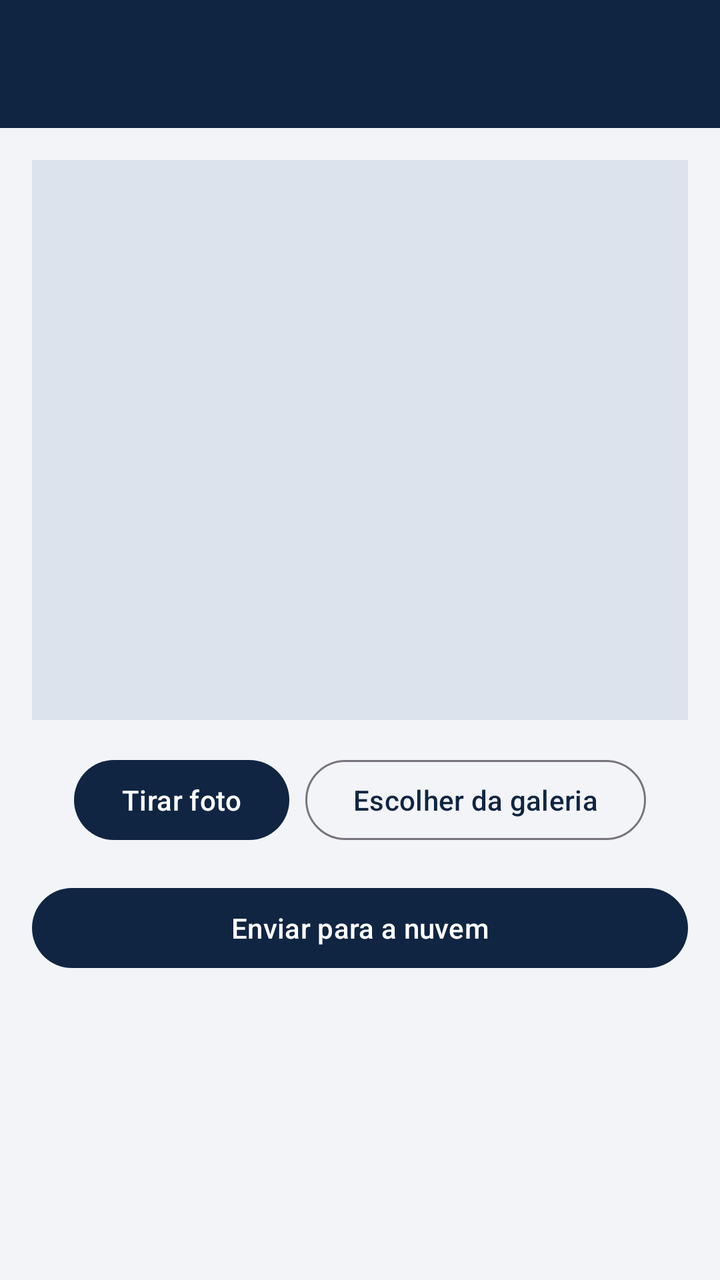
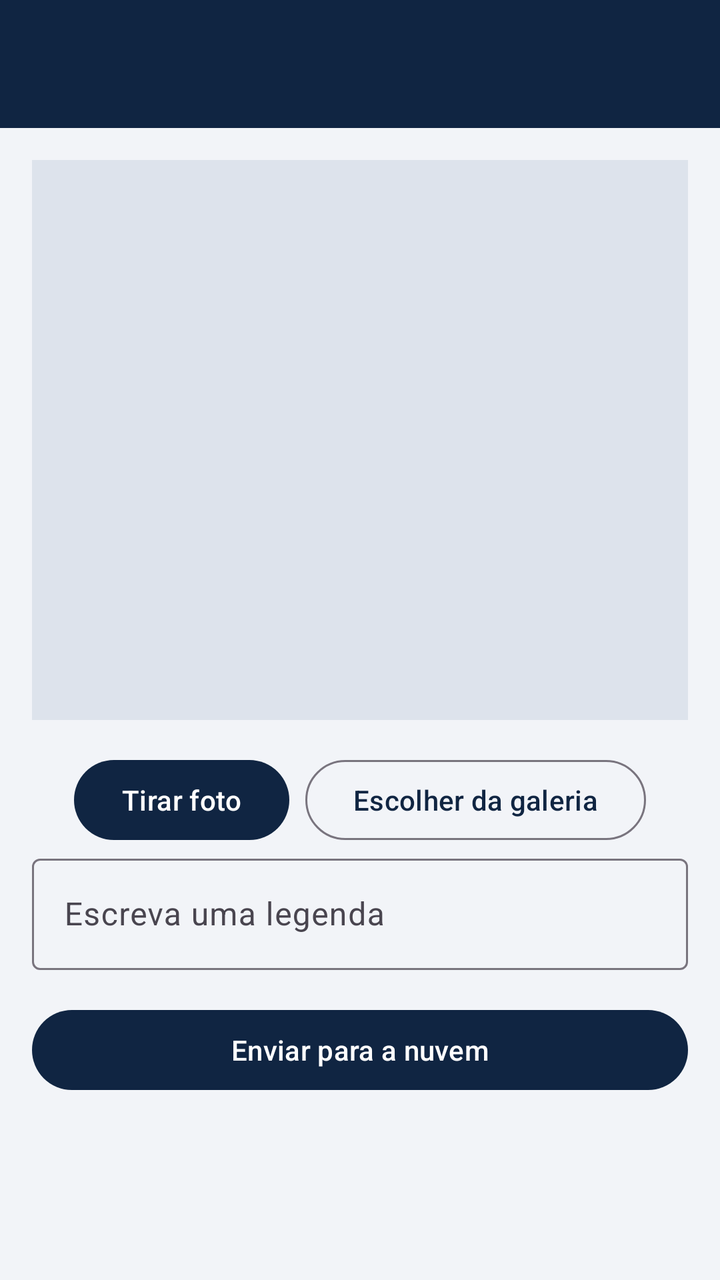

Before-and-after screenshots of an Android layout around one commit, followed by the original layout XML and the change that was made.
<!-- AndroidManifest.xml: application theme Theme.Hackaton_parte_1 -->
<!-- res/layout/activity_new_post.xml -->
<?xml version="1.0" encoding="utf-8"?>
<LinearLayout xmlns:android="http://schemas.android.com/apk/res/android"
    android:layout_width="match_parent" android:layout_height="match_parent" android:background="@color/screen" android:orientation="vertical">
    <com.google.android.material.appbar.MaterialToolbar android:id="@+id/toolbar" android:layout_width="match_parent" android:layout_height="?attr/actionBarSize" android:background="@color/navy" android:title="@string/new_post" android:titleTextColor="@color/white" />
    <ImageView android:id="@+id/preview" android:layout_width="match_parent" android:layout_height="280dp" android:layout_margin="16dp" android:background="@color/divider" android:contentDescription="@string/new_post" android:scaleType="centerCrop" />
    <LinearLayout android:layout_width="match_parent" android:layout_height="wrap_content" android:gravity="center" android:orientation="horizontal">
        <com.google.android.material.button.MaterialButton android:id="@+id/takePhoto" android:layout_width="wrap_content" android:layout_height="wrap_content" android:text="@string/take_photo" />
        <com.google.android.material.button.MaterialButton android:id="@+id/choosePhoto" style="@style/Widget.Material3.Button.OutlinedButton" android:layout_width="wrap_content" android:layout_height="wrap_content" android:layout_marginStart="8dp" android:text="@string/choose_photo" />
    </LinearLayout>
    <com.google.android.material.button.MaterialButton android:id="@+id/publish" android:layout_width="match_parent" android:layout_height="wrap_content" android:layout_margin="16dp" android:text="@string/publish" />
    <ProgressBar android:id="@+id/uploadProgress" android:layout_width="wrap_content" android:layout_height="wrap_content" android:layout_gravity="center" android:contentDescription="@string/uploading_photo" android:visibility="gone" />
    <TextView android:id="@+id/uploadLabel" android:layout_width="match_parent" android:layout_height="wrap_content" android:layout_marginHorizontal="16dp" android:text="@string/upload_success" android:textAppearance="@style/TextAppearance.Material3.BodyMedium" android:visibility="gone" />
    <TextView android:id="@+id/uploadUrl" android:layout_width="match_parent" android:layout_height="wrap_content" android:layout_margin="16dp" android:autoLink="web" android:linksClickable="true" android:textColorLink="@color/navy" android:textIsSelectable="true" android:visibility="gone" />
</LinearLayout>
<!-- resources referenced by this layout -->
<resources>
  <color name="divider">#DDE3EC</color>
  <color name="navy">#102542</color>
  <color name="screen">#F2F4F8</color>
  <color name="white">#FFFFFFFF</color>
  <string name="choose_photo">Escolher da galeria</string>
  <string name="new_post">Nova publicação</string>
  <string name="publish">Enviar para a nuvem</string>
  <string name="take_photo">Tirar foto</string>
  <string name="upload_success">Upload concluído. Toque na URL para abrir:</string>
  <string name="uploading_photo">Enviando foto…</string>
  <style name="Theme.Hackaton_parte_1" parent="Base.Theme.Hackaton_parte_1" />
  <style name="Base.Theme.Hackaton_parte_1" parent="Theme.Material3.DayNight.NoActionBar">
          <item name="colorPrimary">@color/navy</item>
          <item name="colorOnPrimary">@color/white</item>
          <item name="colorSecondary">@color/amber</item>
          <item name="android:colorBackground">@color/screen</item>
          <item name="colorSurface">@color/surface</item>
      </style>
  <color name="amber">#F6A623</color>
  <color name="surface">#FFFFFFFF</color>
</resources>

<!-- the commit's change to res/layout/activity_new_post.xml (unified diff, before → after) -->
@@ -7,6 +7,9 @@
         <com.google.android.material.button.MaterialButton android:id="@+id/takePhoto" android:layout_width="wrap_content" android:layout_height="wrap_content" android:text="@string/take_photo" />
         <com.google.android.material.button.MaterialButton android:id="@+id/choosePhoto" style="@style/Widget.Material3.Button.OutlinedButton" android:layout_width="wrap_content" android:layout_height="wrap_content" android:layout_marginStart="8dp" android:text="@string/choose_photo" />
     </LinearLayout>
+    <com.google.android.material.textfield.TextInputLayout android:layout_width="match_parent" android:layout_height="wrap_content" android:layout_marginHorizontal="16dp" android:hint="@string/caption_hint">
+        <com.google.android.material.textfield.TextInputEditText android:id="@+id/caption" android:layout_width="match_parent" android:layout_height="wrap_content" android:inputType="textCapSentences|textMultiLine" android:maxLines="4" />
+    </com.google.android.material.textfield.TextInputLayout>
     <com.google.android.material.button.MaterialButton android:id="@+id/publish" android:layout_width="match_parent" android:layout_height="wrap_content" android:layout_margin="16dp" android:text="@string/publish" />
     <ProgressBar android:id="@+id/uploadProgress" android:layout_width="wrap_content" android:layout_height="wrap_content" android:layout_gravity="center" android:contentDescription="@string/uploading_photo" android:visibility="gone" />
     <TextView android:id="@+id/uploadLabel" android:layout_width="match_parent" android:layout_height="wrap_content" android:layout_marginHorizontal="16dp" android:text="@string/upload_success" android:textAppearance="@style/TextAppearance.Material3.BodyMedium" android:visibility="gone" />
<!-- resource entries referenced after the edit -->
@@ -4,6 +4,7 @@
   <color name="navy">#102542</color>
   <color name="screen">#F2F4F8</color>
   <color name="white">#FFFFFFFF</color>
+  <string name="caption_hint">Escreva uma legenda</string>
   <string name="choose_photo">Escolher da galeria</string>
   <string name="new_post">Nova publicação</string>
   <string name="publish">Enviar para a nuvem</string>
